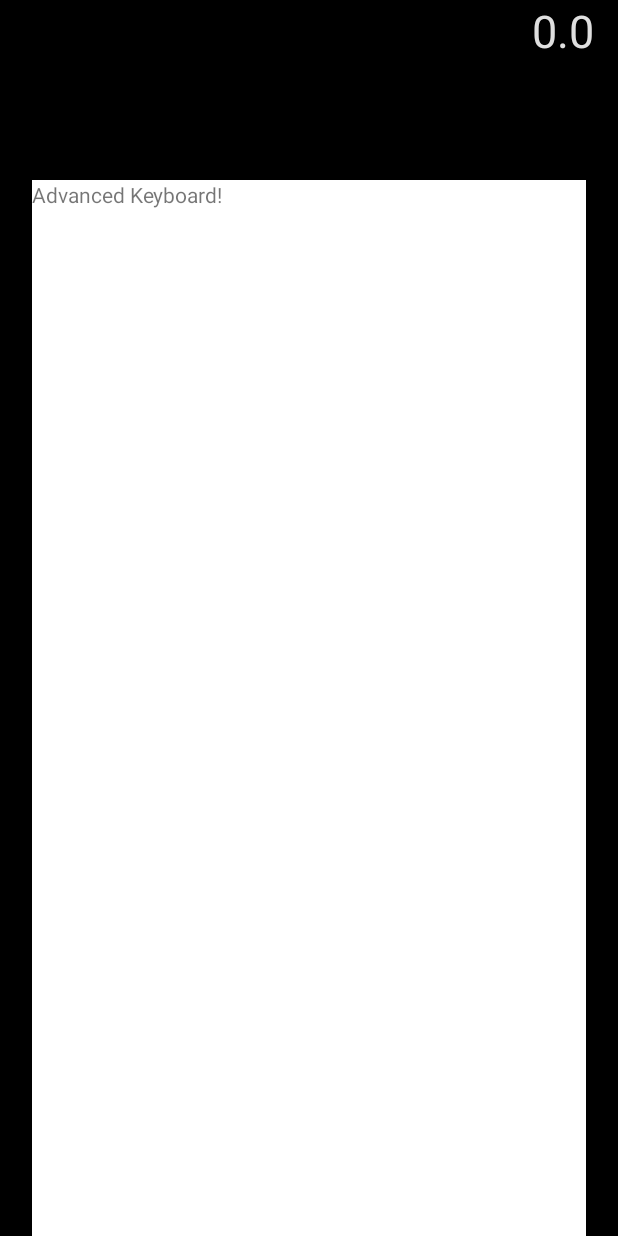
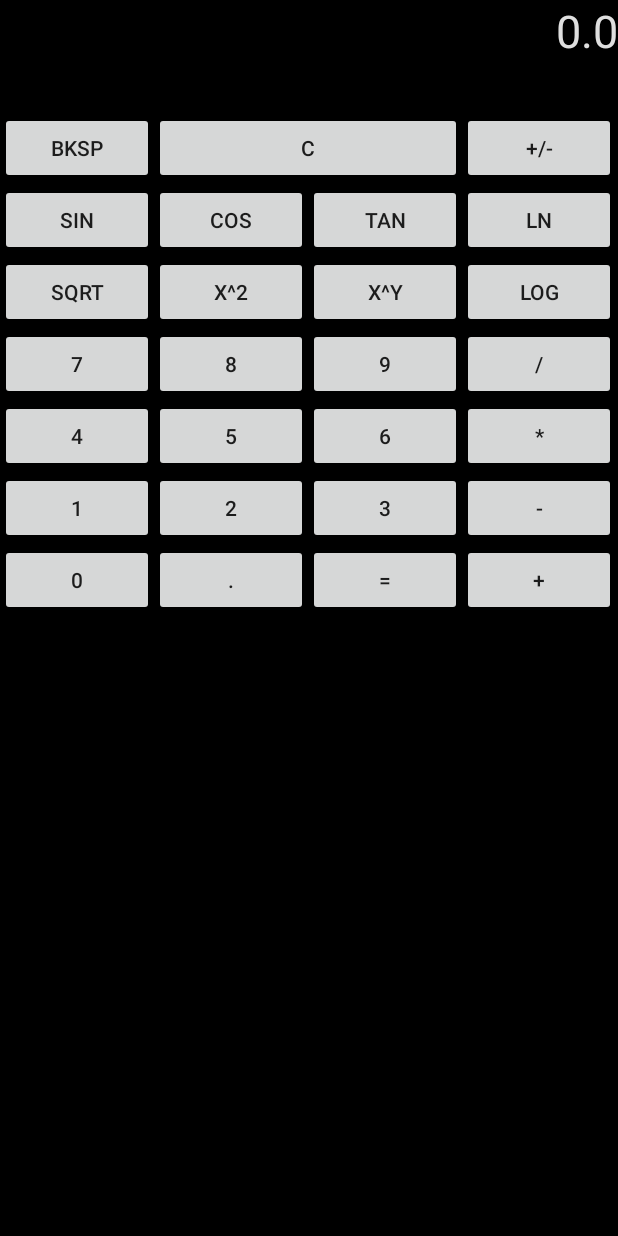
Before and after one commit to TomaszKot11/PAM, an Android app: the screen it shows after launch (CalculatorActivity before the commit, AdvancedCalculatorActivity after it), after a tap on "ADVANCED", on a phone screen of 412 x 824 dp. Run offline under Robolectric (Android 15) with nearby library versions, the phone set to English and light mode, and no system bars.

Commit message:
Added keyboards

```diff
--- /dev/null
+++ b/calculator/app/src/main/java/com/example/tomek/calculator/AdvancedCalculatorActivity.java
@@ -0,0 +1,33 @@
+package com.example.tomek.calculator;
+
+import android.app.Activity;
+import android.support.v7.app.AppCompatActivity;
+import android.os.Bundle;
+import android.view.View;
+import android.widget.FrameLayout;
+import android.widget.Toast;
+
+//TODO: fix issue with keyboard not taking whole available height
+public class AdvancedCalculatorActivity extends Activity implements Calculable{
+
+    @Override
+    protected void onCreate(Bundle savedInstanceState) {
+        super.onCreate(savedInstanceState);
+        setContentView(R.layout.activity_calculator);
+
+        attachKeyboard();
+    }
+
+
+    private void attachKeyboard() {
+        FrameLayout dynamicContent = findViewById(R.id.keyboard);
+        View wizardView = getLayoutInflater()
+                .inflate(R.layout.advanced_keyboard, dynamicContent, false);
+        dynamicContent.addView(wizardView);
+    }
+
+   public void keyboardHandler(View view) {
+        Toast.makeText(this, "This is my Toast message!",
+                Toast.LENGTH_LONG).show();
+    }
+}
--- a/calculator/app/src/main/java/com/example/tomek/calculator/AdvancedKeyboardFragment.java
+++ /dev/null
@@ -1,98 +0,0 @@
-package com.example.tomek.calculator;
-
-import android.content.Context;
-import android.net.Uri;
-import android.os.Bundle;
-import android.support.v4.app.Fragment;
-import android.view.LayoutInflater;
-import android.view.View;
-import android.view.ViewGroup;
-
-
-/**
- * A simple {@link Fragment} subclass.
- * Activities that contain this fragment must implement the
- * {@link AdvancedKeyboardFragment.OnFragmentInteractionListener} interface
- * to handle interaction events.
- * Use the {@link AdvancedKeyboardFragment#newInstance} factory method to
- * create an instance of this fragment.
- */
-public class AdvancedKeyboardFragment extends Fragment {
-    // TODO: Rename parameter arguments, choose names that match
-    // the fragment initialization parameters, e.g. ARG_ITEM_NUMBER
-    private static final String ARG_PARAM1 = "param1";
-    private static final String ARG_PARAM2 = "param2";
-
-    // TODO: Rename and change types of parameters
-    private String mParam1;
-    private String mParam2;
-
-    private OnFragmentInteractionListener mListener;
-
-    public AdvancedKeyboardFragment() {
-        // Required empty public constructor
-    }
-
-    /**
-     * Use this factory method to create a new instance of
-     * this fragment using the provided parameters.
-     *
-     * @param param1 Parameter 1.
-     * @param param2 Parameter 2.
-     * @return A new instance of fragment AdvancedKeyboardFragment.
-     */
-    // TODO: Rename and change types and number of parameters
-    public static AdvancedKeyboardFragment newInstance(String param1, String param2) {
-        AdvancedKeyboardFragment fragment = new AdvancedKeyboardFragment();
-        Bundle args = new Bundle();
-        args.putString(ARG_PARAM1, param1);
-        args.putString(ARG_PARAM2, param2);
-        fragment.setArguments(args);
-        return fragment;
-    }
-
-    @Override
-    public void onCreate(Bundle savedInstanceState) {
-        super.onCreate(savedInstanceState);
-        if (getArguments() != null) {
-            mParam1 = getArguments().getString(ARG_PARAM1);
-            mParam2 = getArguments().getString(ARG_PARAM2);
-        }
-    }
-
-    @Override
-    public View onCreateView(LayoutInflater inflater, ViewGroup container,
-                             Bundle savedInstanceState) {
-        // Inflate the layout for this fragment
-        return inflater.inflate(R.layout.fragment_advanced_keyboard, container, false);
-    }
-
-    // TODO: Rename method, update argument and hook method into UI event
-    public void onButtonPressed(Uri uri) {
-        if (mListener != null) {
-            mListener.onFragmentInteraction(uri);
-        }
-    }
-
-
-    @Override
-    public void onDetach() {
-        super.onDetach();
-        mListener = null;
-    }
-
-    /**
-     * This interface must be implemented by activities that contain this
-     * fragment to allow an interaction in this fragment to be communicated
-     * to the activity and potentially other fragments contained in that
-     * activity.
-     * <p>
-     * See the Android Training lesson <a href=
-     * "http://developer.android.com/training/basics/fragments/communicating.html"
-     * >Communicating with Other Fragments</a> for more information.
-     */
-    public interface OnFragmentInteractionListener {
-        // TODO: Update argument type and name
-        void onFragmentInteraction(Uri uri);
-    }
-}
--- /dev/null
+++ b/calculator/app/src/main/java/com/example/tomek/calculator/Calculable.java
@@ -0,0 +1,7 @@
+package com.example.tomek.calculator;
+
+import android.view.View;
+
+public interface Calculable {
+    void keyboardHandler(View view);
+}
--- a/calculator/app/src/main/java/com/example/tomek/calculator/CalculatorActivity.java
+++ /dev/null
@@ -1,38 +0,0 @@
-package com.example.tomek.calculator;
-
-import android.os.Bundle;
-import android.support.design.widget.FloatingActionButton;
-import android.support.design.widget.Snackbar;
-import android.support.v4.app.Fragment;
-import android.support.v4.app.FragmentManager;
-import android.support.v4.app.FragmentTransaction;
-import android.support.v7.app.AppCompatActivity;
-import android.support.v7.widget.Toolbar;
-import android.view.View;
-
-public class CalculatorActivity extends AppCompatActivity {
-
-    private boolean isAdvanced;
-
-    @Override
-    protected void onCreate(Bundle savedInstanceState) {
-        super.onCreate(savedInstanceState);
-        setContentView(R.layout.activity_calculator);
-
-        isAdvanced =getIntent().getExtras().getBoolean("advancedKeyboard");
-
-        configureAppropriateKeyboardFragment();
-    }
-
-
-    private void configureAppropriateKeyboardFragment() {
-        FragmentManager fragmentManager = getSupportFragmentManager();
-        FragmentTransaction fragmentTransaction = fragmentManager.beginTransaction();
-        Fragment fragment = isAdvanced ? new AdvancedKeyboardFragment() : new BasicKeyboardFragment();
-        fragmentTransaction.replace(R.id.keyboardFragment, fragment);
-        fragmentTransaction.commit();
-    }
-
-
-
-}
--- a/calculator/app/src/main/java/com/example/tomek/calculator/MenuActivity.kt
+++ b/calculator/app/src/main/java/com/example/tomek/calculator/MenuActivity.kt
@@ -21,7 +21,7 @@ class MenuActivity : AppCompatActivity() {
 
 
     private fun configureAboutBtn() {
-        aboutBtn.setOnClickListener { startNewActivity(AboutActivity::class.java, false) }
+        aboutBtn.setOnClickListener { startNewActivity(AboutActivity::class.java) }
     }
 
 
@@ -30,18 +30,17 @@ class MenuActivity : AppCompatActivity() {
     }
 
     private fun configureAdvancedCalculatorBtnAction() {
-        advancedModeBtn.setOnClickListener { startNewActivity(CalculatorActivity::class.java, true) }
+        advancedModeBtn.setOnClickListener { startNewActivity(AdvancedCalculatorActivity::class.java) }
     }
 
     private fun configureBasicCalculatorBtnAction() {
-        simpleModeBtn.setOnClickListener { startNewActivity(CalculatorActivity::class.java) }
+        simpleModeBtn.setOnClickListener { startNewActivity(SimpleCalculatorActivity::class.java) }
     }
 
 
     //TODO: extract this to the constant
-    private fun startNewActivity(activityToStart: Class<out Any>, advancedKeyBoard: Boolean = false) {
+    private fun startNewActivity(activityToStart: Class<out Any>) {
         val intent = Intent(this, activityToStart)
-        intent.putExtra("advancedKeyboard", advancedKeyBoard)
         startActivity(intent)
     }
 
--- a/calculator/app/src/main/res/layout/activity_calculator.xml
+++ b/calculator/app/src/main/res/layout/activity_calculator.xml
@@ -1,11 +1,8 @@
 <?xml version="1.0" encoding="utf-8"?>
 <LinearLayout
         xmlns:android="http://schemas.android.com/apk/res/android"
-        xmlns:tools="http://schemas.android.com/tools"
         android:layout_width="match_parent"
         android:layout_height="match_parent"
-        android:paddingLeft="16dp"
-        android:paddingRight="16dp"
         android:orientation="vertical"
         android:background="@color/menu_background">
 
@@ -18,12 +15,9 @@
               android:textAlignment="textEnd"/>
 
     <FrameLayout
-            android:id="@+id/keyboardFragment"
-            android:background="#ffffff"
             android:layout_width="match_parent"
             android:layout_height="0dp"
             android:layout_weight="10"
-            android:layout_marginTop="50dp"
-            android:layout_marginLeft="5dp"
-            android:layout_marginRight="5dp" />
+            android:id="@+id/keyboard"/>
+
 </LinearLayout>
--- /dev/null
+++ b/calculator/app/src/main/res/layout/advanced_keyboard.xml
@@ -0,0 +1,198 @@
+<TableLayout xmlns:android="http://schemas.android.com/apk/res/android"
+             android:layout_width="match_parent"
+             android:layout_height="match_parent"
+             android:stretchColumns="*">
+    <TableRow>
+        <Button
+                android:layout_width="wrap_content"
+                android:layout_height="wrap_content"
+                android:id="@+id/button1"
+                android:text="Bksp"
+                android:onClick="keyboardHandler"/>
+        <Button
+                android:layout_span="2"
+                android:layout_height="wrap_content"
+                android:id="@+id/button2"
+                android:text="C"
+                android:onClick="keyboardHandler"/>
+        <Button
+                android:layout_width="wrap_content"
+                android:layout_height="wrap_content"
+                android:id="@+id/button3"
+                android:text="+/-"
+                android:onClick="keyboardHandler"/>
+    </TableRow>
+
+
+    <TableRow>
+        <Button
+                android:layout_width="wrap_content"
+                android:layout_height="wrap_content"
+                android:id="@+id/button4"
+                android:text="sin"
+                android:onClick="keyboardHandler"/>
+        <Button
+                android:layout_width="wrap_content"
+                android:layout_height="wrap_content"
+                android:id="@+id/button5"
+                android:text="cos"
+                android:onClick="keyboardHandler"/>
+        <Button
+                android:layout_width="wrap_content"
+                android:layout_height="wrap_content"
+                android:id="@+id/button6"
+                android:text="tan"
+                android:onClick="keyboardHandler"/>
+        <Button
+                android:layout_width="wrap_content"
+                android:layout_height="wrap_content"
+                android:id="@+id/button7"
+                android:text="ln"
+                android:onClick="keyboardHandler"/>
+    </TableRow>
+
+
+    <TableRow>
+        <Button
+                android:layout_width="wrap_content"
+                android:layout_height="wrap_content"
+                android:id="@+id/button8"
+                android:text="sqrt"
+                android:onClick="keyboardHandler"/>
+        <Button
+                android:layout_width="wrap_content"
+                android:layout_height="wrap_content"
+                android:id="@+id/button9"
+                android:text="x^2"
+                android:onClick="keyboardHandler"/>
+        <Button
+                android:layout_width="wrap_content"
+                android:layout_height="wrap_content"
+                android:id="@+id/button10"
+                android:text="x^y"
+                android:onClick="keyboardHandler"/>
+        <Button
+                android:layout_width="wrap_content"
+                android:layout_height="wrap_content"
+                android:id="@+id/button11"
+                android:text="log"
+                android:onClick="keyboardHandler"/>
+    </TableRow>
+
+
+    <TableRow>
+        <Button
+                android:layout_width="wrap_content"
+                android:layout_height="wrap_content"
+                android:id="@+id/button12"
+                android:text="7"
+                android:onClick="keyboardHandler"/>
+        <Button
+                android:layout_width="wrap_content"
+                android:layout_height="wrap_content"
+                android:id="@+id/button13"
+                android:text="8"
+                android:onClick="keyboardHandler"/>
+        <Button
+                android:layout_width="wrap_content"
+                android:layout_height="wrap_content"
+                android:id="@+id/button14"
+                android:text="9"
+                android:onClick="keyboardHandler"/>
+        <Button
+                android:layout_width="wrap_content"
+                android:layout_height="wrap_content"
+                android:id="@+id/button15"
+                android:text="/"
+                android:onClick="keyboardHandler"/>
+    </TableRow>
+
+
+
+    <TableRow>
+        <Button
+                android:layout_width="wrap_content"
+                android:layout_height="wrap_content"
+                android:id="@+id/button20"
+                android:text="4"
+                android:onClick="keyboardHandler"/>
+        <Button
+                android:layout_width="wrap_content"
+                android:layout_height="wrap_content"
+                android:id="@+id/button21"
+                android:text="5"
+                android:onClick="keyboardHandler"/>
+        <Button
+                android:layout_width="wrap_content"
+                android:layout_height="wrap_content"
+                android:id="@+id/button22"
+                android:text="6"
+                android:onClick="keyboardHandler"/>
+        <Button
+                android:layout_width="wrap_content"
+                android:layout_height="wrap_content"
+                android:id="@+id/button23"
+                android:text="*"
+                android:onClick="keyboardHandler"/>
+    </TableRow>
+
+
+    <TableRow>
+        <Button
+                android:layout_width="wrap_content"
+                android:layout_height="wrap_content"
+                android:id="@+id/button24"
+                android:text="1"
+                android:onClick="keyboardHandler"/>
+        <Button
+                android:layout_width="wrap_content"
+                android:layout_height="wrap_content"
+                android:id="@+id/button25"
+                android:text="2"
+                android:onClick="keyboardHandler"/>
+        <Button
+                android:layout_width="wrap_content"
+                android:layout_height="wrap_content"
+                android:id="@+id/button26"
+                android:text="3"
+                android:onClick="keyboardHandler"/>
+        <Button
+                android:layout_width="wrap_content"
+                android:layout_height="wrap_content"
+                android:id="@+id/button27"
+                android:text="-"
+                android:onClick="keyboardHandler"/>
+    </TableRow>
+
+
+
+    <TableRow>
+        <Button
+                android:layout_width="wrap_content"
+                android:layout_height="wrap_content"
+                android:id="@+id/button28"
+                android:text="0"
+                android:onClick="keyboardHandler"/>
+        <Button
+                android:layout_width="wrap_content"
+                android:layout_height="wrap_content"
+                android:id="@+id/button29"
+                android:text="."
+                android:onClick="keyboardHandler"/>
+        <Button
+                android:layout_width="wrap_content"
+                android:layout_height="wrap_content"
+                android:id="@+id/button30"
+                android:text="="
+                android:onClick="keyboardHandler"/>
+        <Button
+                android:layout_width="wrap_content"
+                android:layout_height="wrap_content"
+                android:id="@+id/button31"
+                android:text="+"
+                android:onClick="keyboardHandler"/>
+    </TableRow>
+
+
+
+</TableLayout>
--- a/calculator/app/src/main/res/layout/fragment_advanced_keyboard.xml
+++ /dev/null
@@ -1,14 +0,0 @@
-<?xml version="1.0" encoding="utf-8"?>
-<FrameLayout xmlns:android="http://schemas.android.com/apk/res/android"
-             xmlns:tools="http://schemas.android.com/tools"
-             android:layout_width="match_parent"
-             android:layout_height="match_parent"
-             tools:context=".AdvancedKeyboardFragment">
-
-    <!-- TODO: Update blank fragment layout -->
-    <TextView
-            android:layout_width="match_parent"
-            android:layout_height="match_parent"
-            android:text="Advanced Keyboard!"/>
-
-</FrameLayout>
```
Also changed, not shown: calculator/app/src/main/AndroidManifest.xml (+5 -6 lines), calculator/app/src/main/java/com/example/tomek/calculator/BasicKeyboardFragment.java (deleted, +0 -97 lines), calculator/app/src/main/java/com/example/tomek/calculator/SimpleCalculatorActivity.java (added, +34 -0 lines), calculator/app/src/main/res/layout/content_calculator.xml (deleted, +0 -12 lines), calculator/app/src/main/res/layout/fragment_basic_keyboard.xml (deleted, +0 -14 lines), calculator/app/src/main/res/layout/simple_keyboard.xml (added, +138 -0 lines).
